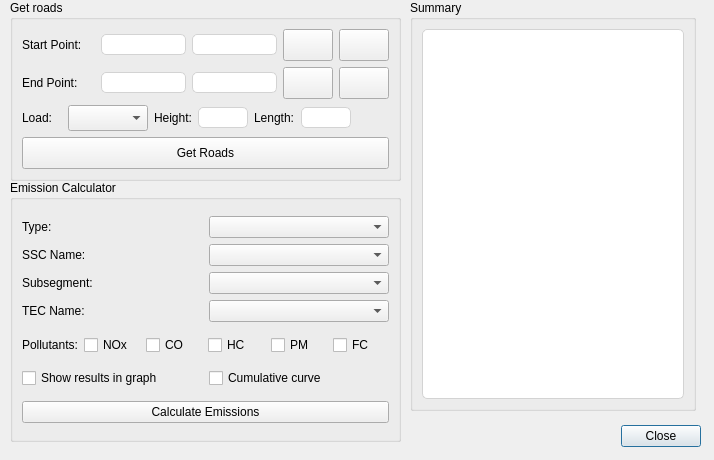
First picture: the form in road_emission_calculator_dialog_base.ui, repository NPRA/RoadEmissionCalculator, before the edit.
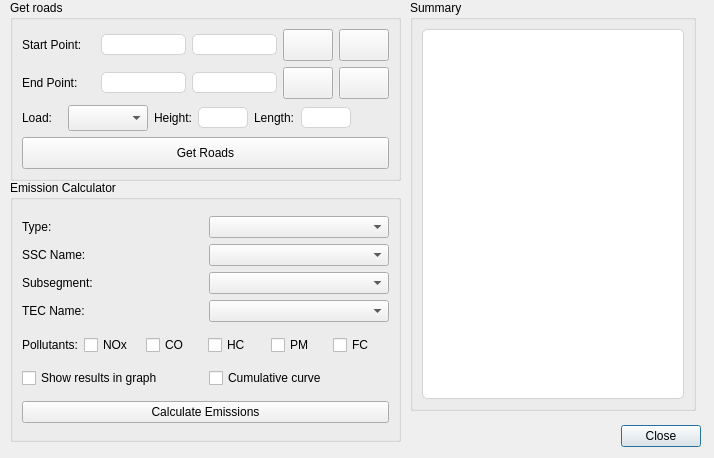
Second picture: the form after the edit. Icons and pictures are not drawn.

Diff of the .ui file:
```diff
--- a/road_emission_calculator_dialog_base.ui
+++ b/road_emission_calculator_dialog_base.ui
@@ -10,7 +10,7 @@
     <x>0</x>
     <y>0</y>
     <width>714</width>
-    <height>460</height>
+    <height>458</height>
    </rect>
   </property>
   <property name="windowTitle">
```
Left out of the diff: 447 changed lines with no effect on the pictures.
